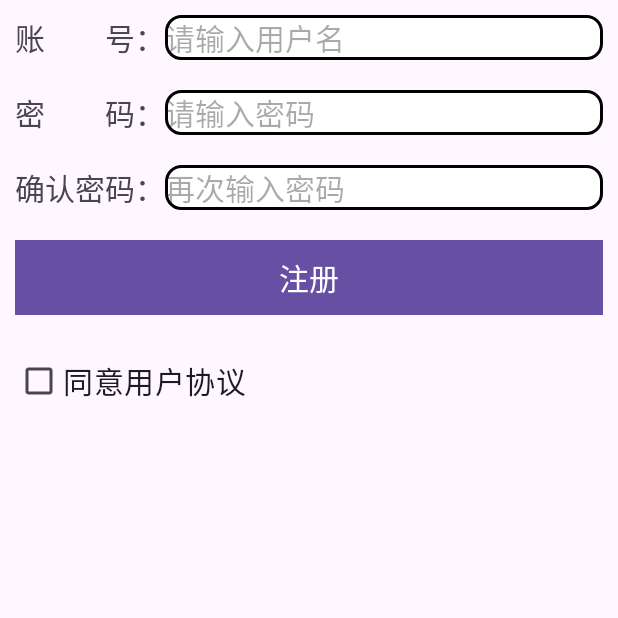
After one commit to dong-8080/BPen, an Android app: the RegisterActivity screen opened directly, with no data from a screen before it, on a phone screen of 412 x 824 dp, the top half of it. The commit adds this screen. Run offline under Robolectric (Android 15) with nearby library versions, the phone set to English and light mode, and no system bars.

Commit message:
add 登录注册页面

```diff
--- /dev/null
+++ b/app/src/main/java/com/example/bibipentest/activity/RegisterActivity.java
@@ -0,0 +1,78 @@
+package com.example.bibipentest.activity;
+
+import android.content.Intent;
+import android.os.Bundle;
+import android.text.TextUtils;
+import android.util.Log;
+import android.view.View;
+import android.widget.Button;
+import android.widget.CheckBox;
+import android.widget.EditText;
+import android.widget.Toast;
+
+import androidx.annotation.Nullable;
+import androidx.appcompat.app.AppCompatActivity;
+
+import com.example.bibipentest.R;
+
+public class RegisterActivity extends AppCompatActivity {
+
+    private EditText et_account;
+    private EditText et_password;
+    private EditText et_password_confirm;
+    private Button btn_register;
+    private CheckBox cb_agree;
+
+    @Override
+    protected void onCreate(@Nullable Bundle savedInstanceState) {
+        super.onCreate(savedInstanceState);
+        setContentView(R.layout.activity_register);
+
+        btn_register = this.findViewById(R.id.btn_register);
+        et_account = this.findViewById(R.id.et_account);
+        et_password = this.findViewById(R.id.et_password);
+        et_password_confirm = this.findViewById(R.id.et_password_confirm);
+        cb_agree = this.findViewById(R.id.cb_agree);
+
+        //添加点击事件
+        btn_register.setOnClickListener(new View.OnClickListener() {
+            @Override
+            public void onClick(View view) {
+                //校验注册
+                //获取输入的账号和密码
+                String account = et_account.getText().toString();
+                String password = et_password.getText().toString();
+                String password_confirm = et_password_confirm.getText().toString();
+                //判断账号和密码是否正确
+                if (TextUtils.isEmpty(account)) {
+                    Toast.makeText(RegisterActivity.this, "账号不能为空", Toast.LENGTH_SHORT).show();
+                    return;
+                }
+                if (TextUtils.isEmpty(password)) {
+                    Toast.makeText(RegisterActivity.this, "密码不能为空", Toast.LENGTH_SHORT).show();
+                    return;
+                }
+                if (TextUtils.isEmpty(password_confirm)) {
+                    Toast.makeText(RegisterActivity.this, "确认密码不能为空", Toast.LENGTH_SHORT).show();
+                    return;
+                }
+                if (!TextUtils.equals(password, password_confirm)) {
+                    Toast.makeText(RegisterActivity.this, "两次密码不一致", Toast.LENGTH_SHORT).show();
+                    return;
+                }
+                if (!cb_agree.isChecked()) {
+                    Toast.makeText(RegisterActivity.this, "请同意用户协议", Toast.LENGTH_SHORT).show();
+                    return;
+                }
+                Toast.makeText(RegisterActivity.this, "注册成功", Toast.LENGTH_SHORT).show();
+                Log.d("RegisterActivity", "注册成功 account = " + account + " " + password);
+
+                //跳转到登录界面
+                Intent intent = new Intent(RegisterActivity.this, LoginActivity.class);
+                startActivity(intent);
+            }
+        });
+
+
+    }
+}
--- a/app/src/main/java/com/example/bibipentest/BlueDelegate.java
+++ b/app/src/main/java/com/example/bibipentest/callback/BlueDelegate.java
@@ -1,4 +1,4 @@
-package com.example.bibipentest;
+package com.example.bibipentest.callback;
 
 import android.bluetooth.BluetoothGatt;
 
--- a/app/src/main/java/com/example/bibipentest/ConnectionInterface.java
+++ b/app/src/main/java/com/example/bibipentest/callback/ConnectionInterface.java
@@ -1,4 +1,4 @@
-package com.example.bibipentest;
+package com.example.bibipentest.callback;
 
 public interface ConnectionInterface {
     public void callback(String name, String mac);
--- a/app/src/main/java/com/example/bibipentest/Util.java
+++ b/app/src/main/java/com/example/bibipentest/util/Util.java
@@ -1,4 +1,4 @@
-package com.example.bibipentest;
+package com.example.bibipentest.util;
 
 import android.content.Context;
 import android.graphics.Bitmap;
--- a/app/src/main/java/com/example/bibipentest/view/DrawView.java
+++ b/app/src/main/java/com/example/bibipentest/view/DrawView.java
@@ -15,7 +15,7 @@ import android.util.Log;
 import com.bbb.bpen.common.BijiListType;
 import com.bbb.bpen.model.Paper;
 import com.bbb.bpen.model.PointData;
-import com.example.bibipentest.Util;
+import com.example.bibipentest.util.Util;
 import com.bbb.bbbdraw.bbbdrawmanager;
 
 import java.io.IOException;
--- a/app/src/main/java/com/example/bibipentest/view/DrawingView.java
+++ b/app/src/main/java/com/example/bibipentest/view/DrawingView.java
@@ -5,12 +5,8 @@ import android.content.Context;
 import android.graphics.Bitmap;
 import android.graphics.BitmapFactory;
 import android.graphics.Canvas;
-import android.graphics.Color;
-import android.graphics.Matrix;
 import android.graphics.Paint;
-import android.graphics.Rect;
 import android.util.AttributeSet;
-import android.util.DisplayMetrics;
 import android.util.Log;
 import android.view.View;
 
@@ -19,7 +15,7 @@ import androidx.annotation.Nullable;
 import com.bbb.bpen.model.Paper;
 import com.bbb.bpen.model.PointData;
 import com.example.bibipentest.R;
-import com.example.bibipentest.Util;
+import com.example.bibipentest.util.Util;
 import com.bbb.bbbdraw.bbbdrawmanager;
 
 import java.util.ArrayList;
--- a/app/src/main/java/com/example/bibipentest/view/DrawingView2.java
+++ b/app/src/main/java/com/example/bibipentest/view/DrawingView2.java
@@ -7,18 +7,14 @@ import android.graphics.BitmapFactory;
 import android.graphics.Canvas;
 import android.graphics.Paint;
 import android.util.AttributeSet;
-import android.util.DisplayMetrics;
 import android.util.Log;
 import android.view.View;
 
-import androidx.annotation.LongDef;
 import androidx.annotation.Nullable;
 
-import com.bbb.bbbdraw.bbbdrawmanager;
 import com.bbb.bpen.model.Paper;
 import com.bbb.bpen.model.PointData;
 import com.example.bibipentest.R;
-import com.example.bibipentest.Util;
 
 import java.util.ArrayList;
 import java.util.List;
--- a/app/src/main/java/com/example/bibipentest/view/NormalView.java
+++ b/app/src/main/java/com/example/bibipentest/view/NormalView.java
@@ -15,7 +15,7 @@ import android.util.Log;
 import com.bbb.bpen.common.BijiListType;
 import com.bbb.bpen.model.Paper;
 import com.bbb.bpen.model.PointData;
-import com.example.bibipentest.Util;
+import com.example.bibipentest.util.Util;
 
 import java.io.IOException;
 import java.io.InputStream;
--- /dev/null
+++ b/app/src/main/res/drawable/shape_editbox.xml
@@ -0,0 +1,17 @@
+<?xml version="1.0" encoding="utf-8"?>
+<shape xmlns:android="http://schemas.android.com/apk/res/android">
+    <!-- 圆角 -->
+    <corners android:radius="10dp" /><!-- 设置圆角半径 -->
+
+
+    <!-- 填充 -->
+    <solid android:color="@color/white" /><!-- 填充的颜色 -->
+
+    <stroke
+        android:width="2dp"
+        android:color="@color/black"
+        android:dashWidth="0dp"
+        android:dashGap="0dp" />
+
+
+</shape>
--- a/app/src/main/res/layout/activity_main.xml
+++ b/app/src/main/res/layout/activity_main.xml
@@ -5,7 +5,7 @@
     android:layout_height="match_parent"
     android:orientation="vertical"
     android:fitsSystemWindows="true"
-    tools:context=".MainActivity">
+    tools:context=".activity.MainActivity">
 
     <LinearLayout
         android:layout_width="match_parent"
@@ -13,7 +13,7 @@
         android:orientation="horizontal">
 
         <Button
-            android:id="@+id/permission"
+            android:id="@+id/btn_permission"
             android:layout_marginLeft="5dp"
             android:layout_marginRight="5dp"
             android:layout_width="wrap_content"
@@ -31,7 +31,7 @@
         <Button
             android:layout_marginLeft="5dp"
             android:layout_marginRight="5dp"
-            android:id="@+id/btn2"
+            android:id="@+id/btn_connect_pen"
             android:layout_width="wrap_content"
             android:layout_height="wrap_content"
             android:text="Connect Pen"/>
--- /dev/null
+++ b/app/src/main/res/layout/activity_register.xml
@@ -0,0 +1,92 @@
+<?xml version="1.0" encoding="utf-8"?>
+<LinearLayout xmlns:android="http://schemas.android.com/apk/res/android"
+    xmlns:tools="http://schemas.android.com/tools"
+    android:layout_width="match_parent"
+    android:layout_height="match_parent"
+    android:orientation="vertical">
+
+    <LinearLayout
+        android:layout_width="match_parent"
+        android:layout_height="wrap_content"
+        android:layout_margin="10dp"
+        android:gravity="center"
+        android:orientation="horizontal">
+
+        <TextView
+            android:layout_width="wrap_content"
+            android:layout_height="wrap_content"
+            android:text="账&#12288;&#12288;号："
+            android:textSize="20dp" />
+
+        <EditText
+            android:id="@+id/et_account"
+            android:layout_width="match_parent"
+            android:layout_height="wrap_content"
+            android:background="@drawable/shape_editbox"
+            android:hint="请输入用户名"
+            android:textSize="20dp" />
+    </LinearLayout>
+
+    <LinearLayout
+        android:layout_width="match_parent"
+        android:layout_height="wrap_content"
+        android:gravity="center"
+        android:orientation="horizontal"
+        android:layout_margin="10dp">
+
+        <TextView
+            android:layout_width="wrap_content"
+            android:layout_height="wrap_content"
+            android:text="密&#12288;&#12288;码："
+            android:textSize="20dp" />
+
+        <EditText
+            android:id="@+id/et_password"
+            android:layout_width="match_parent"
+            android:layout_height="wrap_content"
+            android:background="@drawable/shape_editbox"
+            android:hint="请输入密码"
+            android:textSize="20dp" />
+    </LinearLayout>
+    <LinearLayout
+        android:layout_width="match_parent"
+        android:layout_height="wrap_content"
+        android:gravity="center"
+        android:orientation="horizontal"
+        android:layout_margin="10dp">
+
+        <TextView
+            android:layout_width="wrap_content"
+            android:layout_height="wrap_content"
+            android:text="确认密码："
+            android:textSize="20dp" />
+
+        <EditText
+            android:id="@+id/et_password_confirm"
+            android:layout_width="match_parent"
+            android:layout_height="wrap_content"
+            android:background="@drawable/shape_editbox"
+            android:hint="再次输入密码"
+            android:textSize="20dp" />
+    </LinearLayout>
+
+    <Button
+        android:id="@+id/btn_register"
+        android:layout_width="match_parent"
+        android:layout_height="wrap_content"
+        android:background="@color/black"
+        android:text="注册"
+        android:textSize="20dp"
+        android:layout_margin="10dp"
+        />
+
+    <CheckBox
+        android:id="@+id/cb_agree"
+        android:layout_width="wrap_content"
+        android:layout_height="wrap_content"
+        android:layout_gravity="left"
+        android:layout_margin="10dp"
+        android:text="同意用户协议"
+        android:textSize="20dp" />
+
+</LinearLayout>
--- a/app/src/main/res/menu/menu_main.xml
+++ b/app/src/main/res/menu/menu_main.xml
@@ -1,7 +1,7 @@
 <menu xmlns:android="http://schemas.android.com/apk/res/android"
     xmlns:app="http://schemas.android.com/apk/res-auto"
     xmlns:tools="http://schemas.android.com/tools"
-    tools:context="com.example.bibipentest.MainActivity">
+    tools:context="com.example.bibipentest.activity.MainActivity">
     <item
         android:id="@+id/action_settings"
         android:orderInCategory="100"
```
Also changed, not shown: app/src/main/AndroidManifest.xml (+18 -1 lines), app/src/main/java/com/example/bibipentest/activity/LoginActivity.java (added, +67 -0 lines), app/src/main/java/com/example/bibipentest/activity/MainActivity.java (renamed from app/src/main/java/com/example/bibipentest/MainActivity.java, +49 -53 lines), app/src/main/res/layout/activity_login.xml (added, +72 -0 lines).
